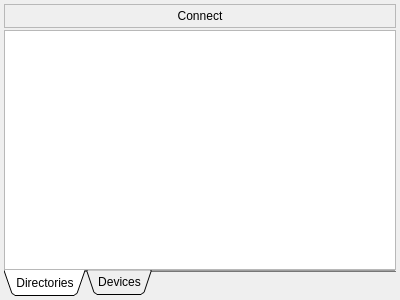
First picture: the form in gui/traywidget.ui, repository Martchus/syncthingtray, before the edit.
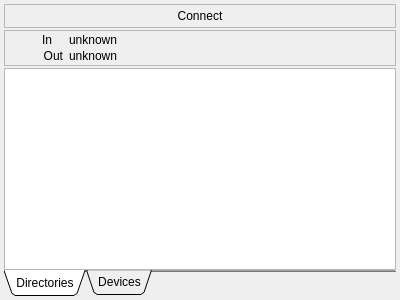
Second picture: the form after the edit. Icons and pictures are not drawn. Custom widgets are drawn as their Qt base class.

Commit message: Add fallback icons, show traffic

```diff
--- a/gui/traywidget.ui
+++ b/gui/traywidget.ui
@@ -155,6 +155,98 @@
      </layout>
     </widget>
    </item>
+   <item>
+    <widget class="QFrame" name="trafficFrame">
+     <property name="frameShape">
+      <enum>QFrame::StyledPanel</enum>
+     </property>
+     <property name="frameShadow">
+      <enum>QFrame::Sunken</enum>
+     </property>
+     <layout class="QHBoxLayout" name="horizontalLayout_2">
+      <property name="spacing">
+       <number>0</number>
+      </property>
+      <property name="leftMargin">
+       <number>3</number>
+      </property>
+      <property name="topMargin">
+       <number>0</number>
+      </property>
+      <property name="rightMargin">
+       <number>3</number>
+      </property>
+      <property name="bottomMargin">
+       <number>0</number>
+      </property>
+      <item>
+       <widget class="QLabel" name="trafficIconLabel">
+        <property name="maximumSize">
+         <size>
+          <width>32</width>
+          <height>32</height>
+         </size>
+        </property>
+        <property name="toolTip">
+         <string>Traffic</string>
+        </property>
+       </widget>
+      </item>
+      <item>
+       <widget class="QWidget" name="trafficFormWidget" native="true">
+        <layout class="QFormLayout" name="formLayout">
+         <property name="verticalSpacing">
+          <number>2</number>
+         </property>
+         <property name="leftMargin">
+          <number>2</number>
+         </property>
+         <property name="topMargin">
+          <number>2</number>
+         </property>
+         <property name="rightMargin">
+          <number>2</number>
+         </property>
+         <property name="bottomMargin">
+          <number>2</number>
+         </property>
+         <item row="0" column="0">
+          <widget class="QLabel" name="trafficInTextLabel">
+           <property name="text">
+            <string>In</string>
+           </property>
+          </widget>
+         </item>
+         <item row="0" column="1">
+          <widget class="QLabel" name="inTrafficLabel">
+           <property name="text">
+            <string>unknown</string>
+           </property>
+          </widget>
+         </item>
+         <item row="1" column="0">
+          <widget class="QLabel" name="trafficOutTextLabel">
+           <property name="text">
+            <string>Out</string>
+           </property>
+           <property name="alignment">
+            <set>Qt::AlignRight|Qt::AlignTrailing|Qt::AlignVCenter</set>
+           </property>
+          </widget>
+         </item>
+         <item row="1" column="1">
+          <widget class="QLabel" name="outTrafficLabel">
+           <property name="text">
+            <string>unknown</string>
+           </property>
+          </widget>
+         </item>
+        </layout>
+       </widget>
+      </item>
+     </layout>
+    </widget>
+   </item>
    <item>
     <widget class="QTabWidget" name="tabWidget">
      <property name="tabPosition">
```
The commit also changes 37 other files.
